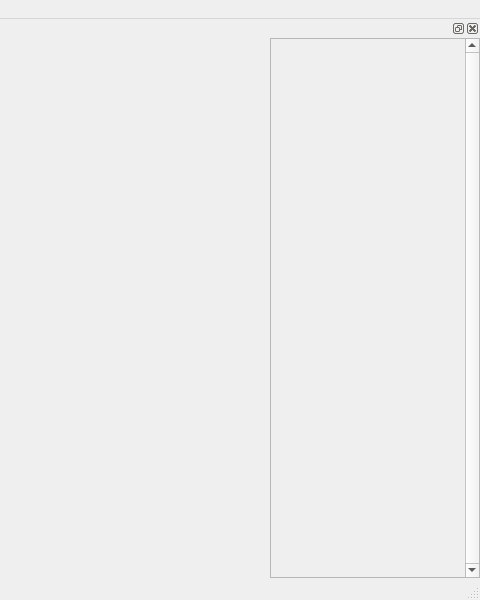
Qt form src/3DViewer_v2/View_module/mainwindow.ui (hhullen/3DViever_v2) before a commit; both pictures show x 480 to 960 and y 0 to 600 of the 960 by 600 pixel window.
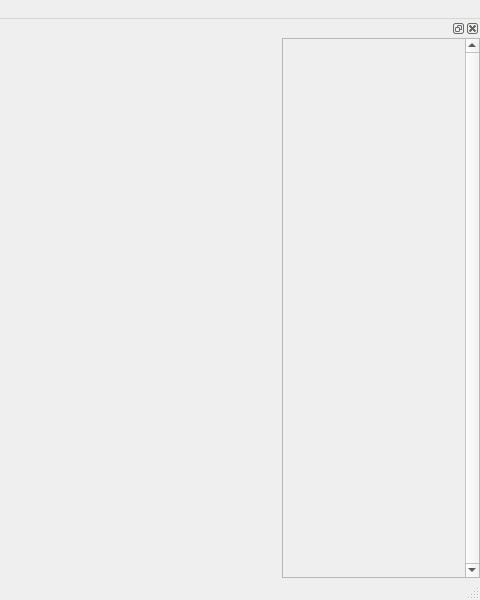
The same form after that commit.

What changed in the file:
```diff
--- a/src/3DViewer_v2/View_module/mainwindow.ui
+++ b/src/3DViewer_v2/View_module/mainwindow.ui
@@ -76,13 +76,13 @@
   <widget class="QDockWidget" name="dock_widget">
    <property name="minimumSize">
     <size>
-     <width>210</width>
+     <width>198</width>
      <height>400</height>
     </size>
    </property>
    <property name="maximumSize">
     <size>
-     <width>210</width>
+     <width>198</width>
      <height>5000</height>
     </size>
    </property>
@@ -129,16 +129,35 @@
        <property name="widgetResizable">
         <bool>true</bool>
        </property>
+       <property name="alignment">
+        <set>Qt::AlignLeading|Qt::AlignLeft|Qt::AlignTop</set>
+       </property>
        <widget class="QWidget" name="scroll_area_contents">
         <property name="geometry">
          <rect>
           <x>0</x>
           <y>0</y>
-          <width>193</width>
+          <width>181</width>
           <height>525</height>
          </rect>
         </property>
-        <layout class="QVBoxLayout" name="verticalLayout_2"/>
+        <layout class="QVBoxLayout" name="verticalLayout_2">
+         <property name="spacing">
+          <number>0</number>
+         </property>
+         <property name="leftMargin">
+          <number>0</number>
+         </property>
+         <property name="topMargin">
+          <number>0</number>
+         </property>
+         <property name="rightMargin">
+          <number>0</number>
+         </property>
+         <property name="bottomMargin">
+          <number>0</number>
+         </property>
+        </layout>
        </widget>
       </widget>
      </item>
```
Left out of the diff: 6 changed lines with no effect on the pictures.
